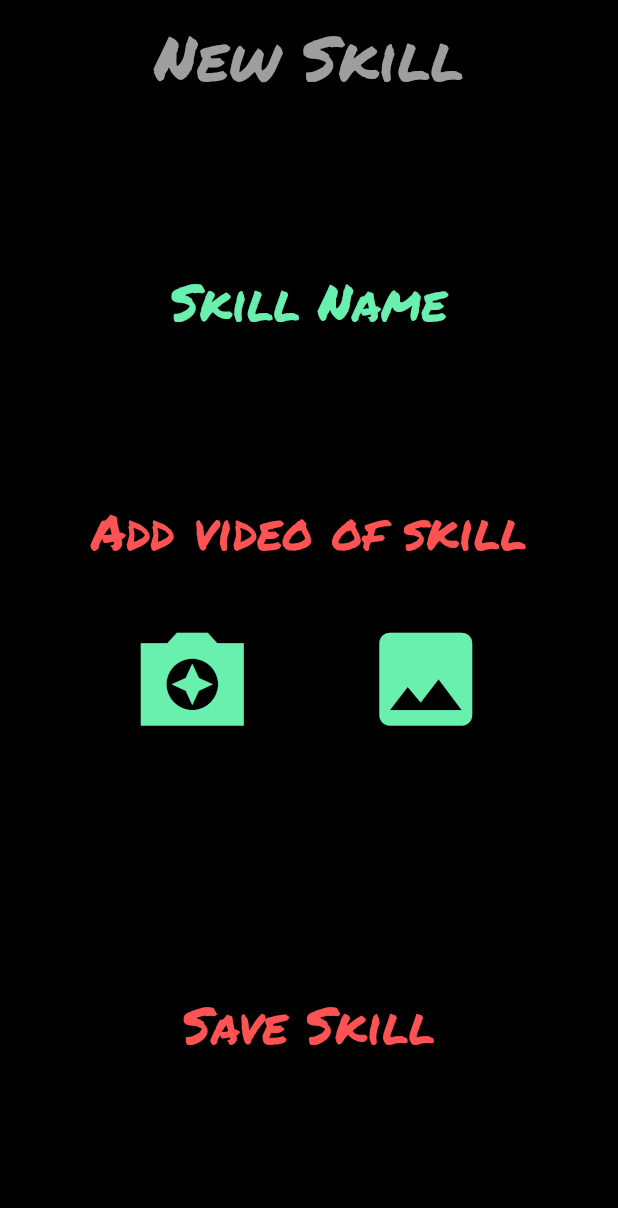
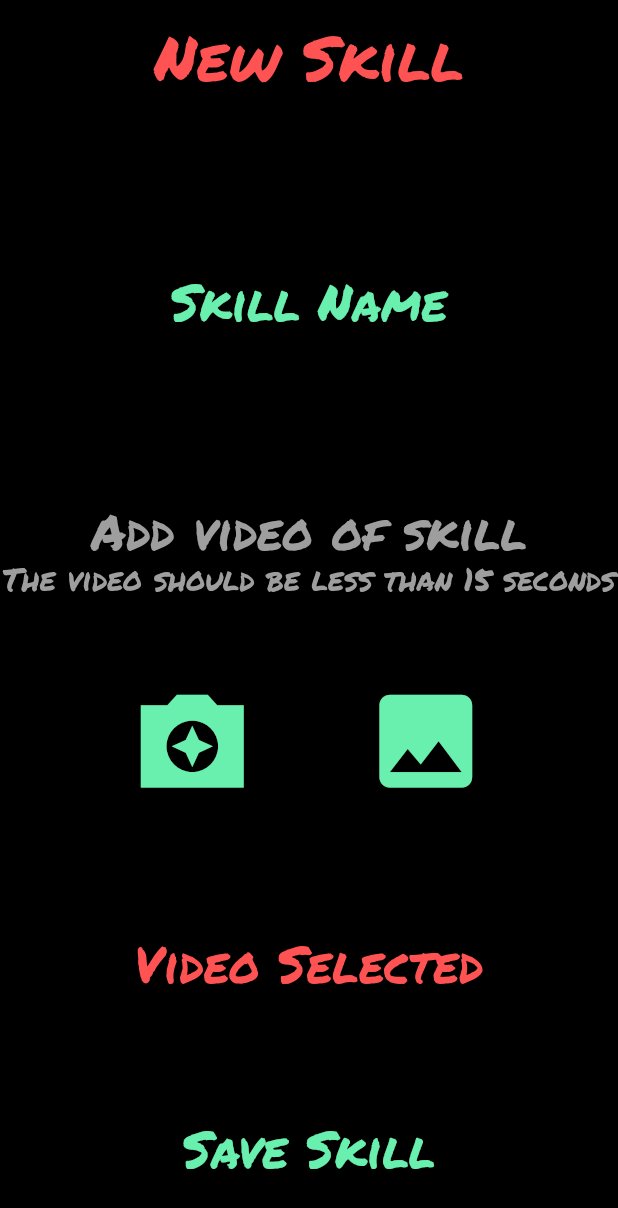
Before and after one commit to pedro123456789-wq/skills_arena, a Flutter app: the VideoPreview screen opened directly, after a tap on the "save" icon, on a phone screen of 412 x 824 dp. Shown: the top 1208 px of the screen. Run offline on Flutter 3.47's test engine with Material 2 defaults, Android fonts, the light colour scheme and no system bars; our stand-ins replace audioplayers, camera, chewie, circular_countdown_timer, flutter_map, flutter_spinbox and 5 more; missing offline and left inert: draw_graph, flutter_picker, record_mp3; statements that could not run were skipped.

Commit message:
Added feature that allows user to upload video to database and save skill in skill bank

```diff
--- a/lib/add_new_skill.dart
+++ b/lib/add_new_skill.dart
@@ -1,21 +1,57 @@
 import './main.dart';
 import './text_input.dart';
 import './record_video.dart';
+import './request_handler.dart';
+import './landing_page.dart';
 
+import 'dart:io';
+import 'package:http/http.dart';
 import 'package:flutter/cupertino.dart';
 import 'package:flutter/material.dart';
+import 'package:image_picker/image_picker.dart';
+import 'package:video_player/video_player.dart';
 
-
-//TODO: Save video and skill name to database
 
 
 class AddNewSkill extends StatefulWidget {
+  bool isVideoSelected;
+
+  AddNewSkill({this.isVideoSelected = false});
+
   @override
   _AddNewSkillState createState() => _AddNewSkillState();
 }
 
 class _AddNewSkillState extends State<AddNewSkill> {
   TextEditingController skillNameController = new TextEditingController();
+  ImagePicker picker = new ImagePicker();
+  File selectedFile;
+  bool isError = false;
+
+  Future<void> getVideo() async {
+    selectedFile = File(
+      (await picker.getVideo(source: ImageSource.gallery)).path,
+    );
+
+    VideoPlayerController controller =
+        new VideoPlayerController.file(selectedFile);
+    await controller.initialize();
+
+    print(controller.value.duration.inSeconds);
+
+    if (controller.value.duration.inSeconds < 16) {
+      setState(
+        () {
+          widget.isVideoSelected = true;
+          isError = false;
+        },
+      );
+    } else {
+      setState(() {
+        isError = true;
+      });
+    }
+  }
 
   @override
   Widget build(BuildContext context) {
@@ -32,7 +68,7 @@ class _AddNewSkillState extends State<AddNewSkill> {
                 'New Skill',
                 textAlign: TextAlign.center,
                 style: TextStyle(
-                  color: Colors.grey,
+                  color: Colors.redAccent,
                   fontSize: DeviceInfo.deviceWidth(context) * 0.1,
                   fontFamily: 'PermanentMarker',
                 ),
@@ -56,14 +92,28 @@ class _AddNewSkillState extends State<AddNewSkill> {
                 'Add video of skill',
                 textAlign: TextAlign.center,
                 style: TextStyle(
-                  color: Colors.redAccent,
+                  color: Colors.grey,
                   fontSize: DeviceInfo.deviceWidth(context) * 0.08,
                   fontFamily: 'PermanentMarker',
                 ),
               ),
             ),
             Positioned(
-              top: DeviceInfo.deviceHeight(context) * 0.5,
+              top: DeviceInfo.deviceHeight(context) * 0.45,
+              left: 0,
+              right: 0,
+              child: Text(
+                'The video should be less than 15 seconds',
+                textAlign: TextAlign.center,
+                style: TextStyle(
+                  color: Colors.grey,
+                  fontSize: DeviceInfo.deviceWidth(context) * 0.05,
+                  fontFamily: 'PermanentMarker',
+                ),
+              ),
+            ),
+            Positioned(
+              top: DeviceInfo.deviceHeight(context) * 0.55,
               left: 0,
               right: 0,
               child: Row(
@@ -101,7 +151,9 @@ class _AddNewSkillState extends State<AddNewSkill> {
                       0,
                     ),
                     child: ElevatedButton(
-                      onPressed: () => print(''),
+                      onPressed: () async {
+                        await getVideo();
+                      },
                       style: ElevatedButton.styleFrom(primary: Colors.black),
                       child: Icon(
                         Icons.image,
@@ -113,17 +165,131 @@ class _AddNewSkillState extends State<AddNewSkill> {
                 ],
               ),
             ),
+            if (widget.isVideoSelected)
+              Positioned(
+                top: DeviceInfo.deviceHeight(context) * 0.75,
+                left: 0,
+                right: 0,
+                child: Text(
+                  'Video Selected',
+                  textAlign: TextAlign.center,
+                  style: TextStyle(
+                    color: Colors.redAccent,
+                    fontSize: DeviceInfo.deviceWidth(context) * 0.08,
+                    fontFamily: 'PermanentMarker',
+                  ),
+                ),
+              ),
+            if (isError)
+              Positioned(
+                top: DeviceInfo.deviceHeight(context) * 0.75,
+                left: 0,
+                right: 0,
+                child: Text(
+                  'File format is invalid or video is too long',
+                  textAlign: TextAlign.center,
+                  style: TextStyle(
+                    color: Colors.redAccent,
+                    fontSize: DeviceInfo.deviceWidth(context) * 0.05,
+                    fontFamily: 'PermanentMarker',
+                  ),
+                ),
+              ),
             Positioned(
-              top: DeviceInfo.deviceHeight(context) * 0.8,
+              top: DeviceInfo.deviceHeight(context) * 0.9,
               left: 0,
               right: 0,
               child: ElevatedButton(
-                onPressed: () => print(''),
+                onPressed: () async {
+                  if (widget.isVideoSelected) {
+                    String skillName = skillNameController.text;
+
+                    if (skillName.length > 0) {
+                      MultipartRequest request = MultipartRequest(
+                        'POST',
+                        Uri.parse('http://192.168.1.142:8090/upload-video'),
+                      );
+
+                      if (selectedFile != null) {
+                        request.files.add(
+                          MultipartFile(
+                            'video',
+                            selectedFile.readAsBytes().asStream(),
+                            selectedFile.lengthSync(),
+                            filename: selectedFile.path,
+                          ),
+                        );
+                      } else {
+                        File outputFile = File(
+                          await GlobalFunctions.getTempPath(
+                            'skill_recording.mp4',
+                          ),
+                        );
+                        request.files.add(
+                          MultipartFile(
+                            'video',
+                            outputFile.readAsBytes().asStream(),
+                            outputFile.lengthSync(),
+                            filename: '$skillName.mp4',
+                          ),
+                        );
+                      }
+
+                      request.headers.addAll(
+                        {
+                          'username':
+                              (await GlobalFunctions.getCredentials())[0],
+                          'password':
+                              (await GlobalFunctions.getCredentials())[1],
+                          'skill_name': skillName,
+                        },
+                      );
+
+                      Response response =
+                          await Response.fromStream(await request.send());
+
+                      if (response.statusCode == 404) {
+                        setState(
+                          () {
+                            isError = true;
+                            widget.isVideoSelected = false;
+                          },
+                        );
+                        return;
+                      }
+
+                      Response addSkill = await RequestHandler.sendPost(
+                        {
+                          'username':
+                              (await GlobalFunctions.getCredentials())[0],
+                          'password':
+                              (await GlobalFunctions.getCredentials())[1],
+                          'name': skillName
+                        },
+                        'http://192.168.1.142:8090/add-skill',
+                      );
+
+                      if (addSkill.statusCode == 200) {
+                        GlobalFunctions.navigate(
+                          context,
+                          LandingPage(),
+                        );
+                      } else {
+                        setState(
+                          () {
+                            isError = true;
+                            widget.isVideoSelected = false;
+                          },
+                        );
+                      }
+                    }
+                  }
+                },
                 style: ElevatedButton.styleFrom(primary: Colors.black),
                 child: Text(
                   'Save Skill',
                   style: TextStyle(
-                    color: Colors.redAccent,
+                    color: Colors.greenAccent,
                     fontSize: DeviceInfo.deviceWidth(context) * 0.08,
                     fontFamily: 'PermanentMarker',
                   ),
--- a/lib/video_preview.dart
+++ b/lib/video_preview.dart
@@ -7,7 +7,6 @@ import 'package:flutter/cupertino.dart';
 import 'package:video_player/video_player.dart';
 import 'package:chewie/chewie.dart';
 import 'dart:io';
-
 
 class VideoPreview extends StatefulWidget {
   final String videoPath;
@@ -129,7 +128,9 @@ class _VideoPreviewState extends State<VideoPreview> {
                     onPressed: () {
                       GlobalFunctions.navigate(
                         context,
-                        AddNewSkill(),
+                        AddNewSkill(
+                          isVideoSelected: true,
+                        ),
                       );
                     },
                     style: ElevatedButton.styleFrom(
--- a/pubspec.yaml
+++ b/pubspec.yaml
@@ -30,7 +30,7 @@ dependencies:
   path_provider: ^2.0.1
   circular_countdown_timer: ^0.2.0
   http: ^0.13.0
-  audioplayers: ^0.18.3
+  audioplayers: any
   record_mp3: ^2.1.0
   permission_handler: ^8.0.0+2
   flutter_map: any
@@ -41,6 +41,8 @@ dependencies:
   camera: any
   video_player: ^2.1.4
   chewie: ^1.2.0
+  image_picker: ^0.8.0
+  media_info: ^0.7.0
 
 
 
```
Also changed, not shown: pubspec.lock, 7 other files.
